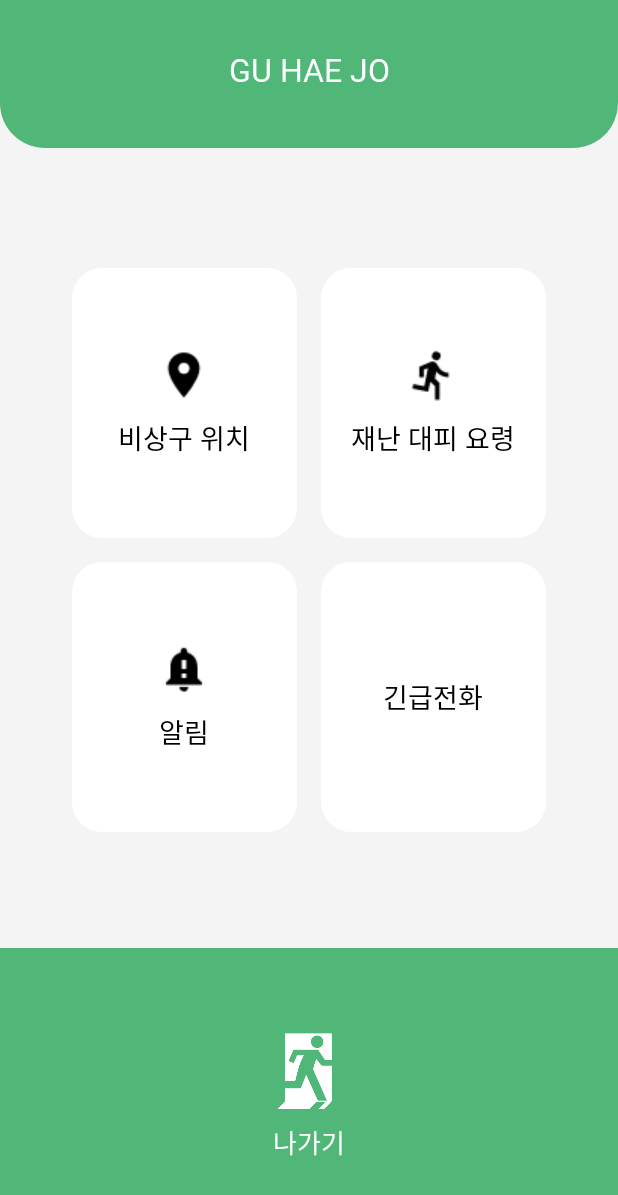
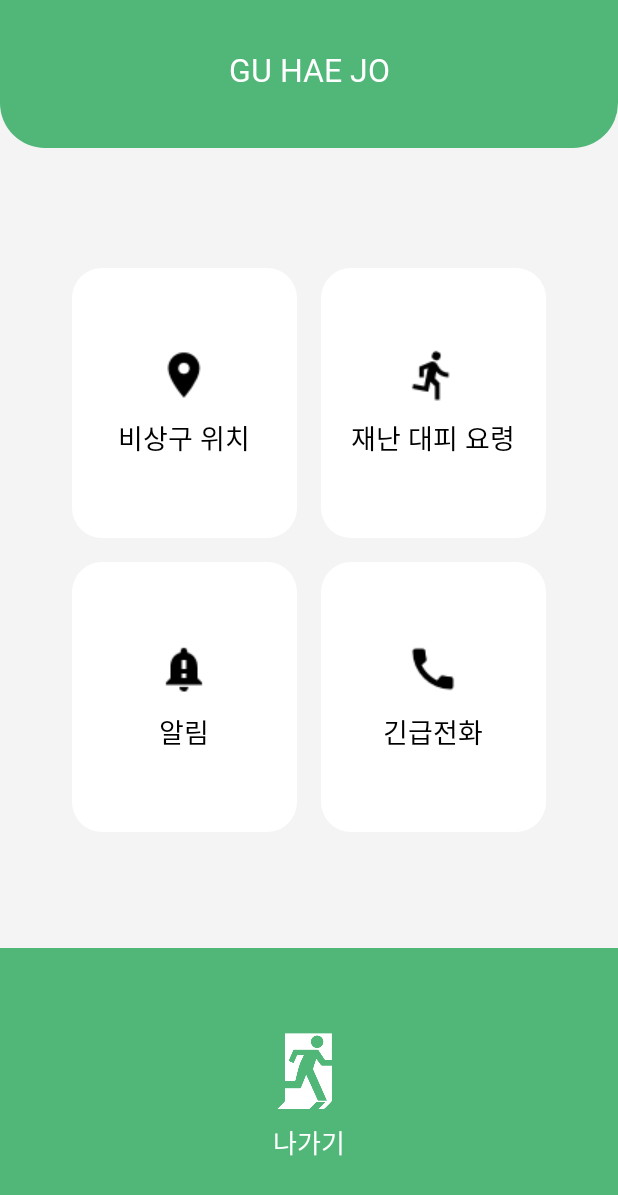
Before and after one commit to nykwon11/EXIT_APP, an Android app: the screen it shows after launch (MainActivity), on a phone screen of 412 x 824 dp. Shown: the top 1195 px of the screen. Run offline under Robolectric (Android 15) with nearby library versions, the phone set to English and light mode, and no system bars.

Commit message:
+10월 28일 긴급전화 아이콘 추가

```diff
--- a/app/src/main/java/com/example/myapplication/MainActivity.java
+++ b/app/src/main/java/com/example/myapplication/MainActivity.java
@@ -64,6 +64,7 @@ public class MainActivity extends AppCompatActivity {
             }
         });
 
+        layout_4 = findViewById(R.id.layout_4);
 
         layout_4.setOnClickListener(new View.OnClickListener() {
             @Override
--- a/app/src/main/res/layout/activity_main.xml
+++ b/app/src/main/res/layout/activity_main.xml
@@ -134,6 +134,13 @@
             android:background="@drawable/main_item_button"
             android:clickable="true">
 
+            <ImageView
+                android:layout_width="wrap_content"
+                android:layout_height="wrap_content"
+                android:src="@drawable/baseline_call_black_18dp"
+                android:layout_marginBottom="10dp">
+            </ImageView>
+
             <TextView
                 android:layout_width="wrap_content"
                 android:layout_height="wrap_content"
```
Also changed, not shown: app/src/main/java/com/example/myapplication/SplashActivity.java (deleted, +0 -20 lines), app/src/main/res/drawable/baseline_call_black_18dp.png (added).
